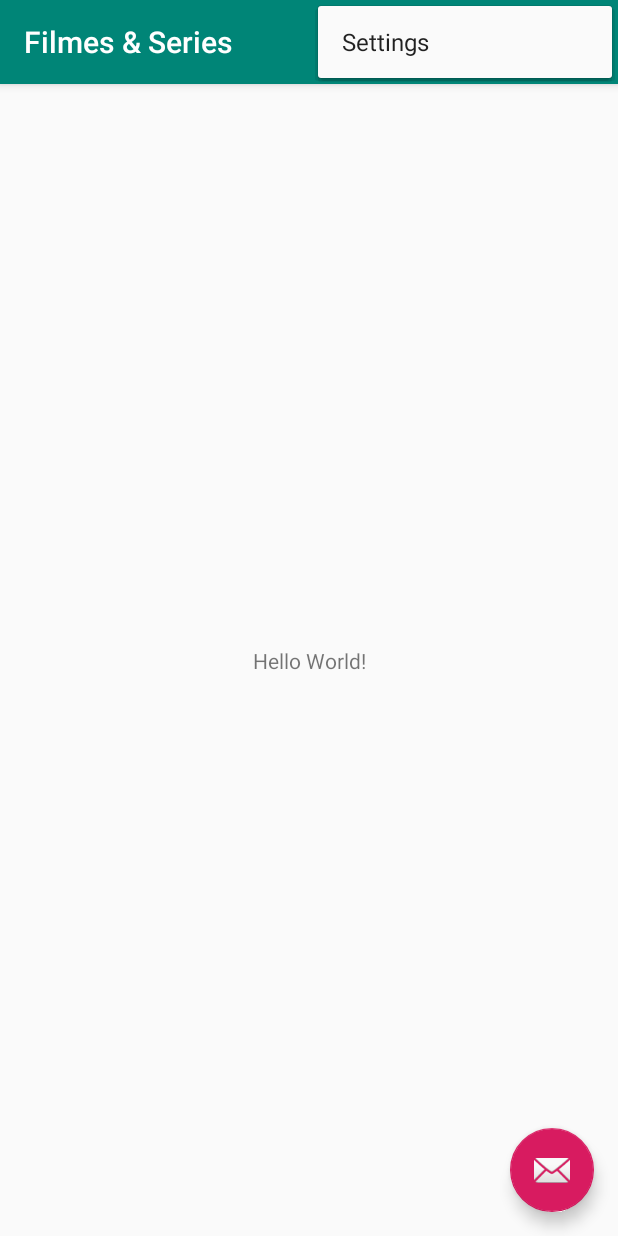
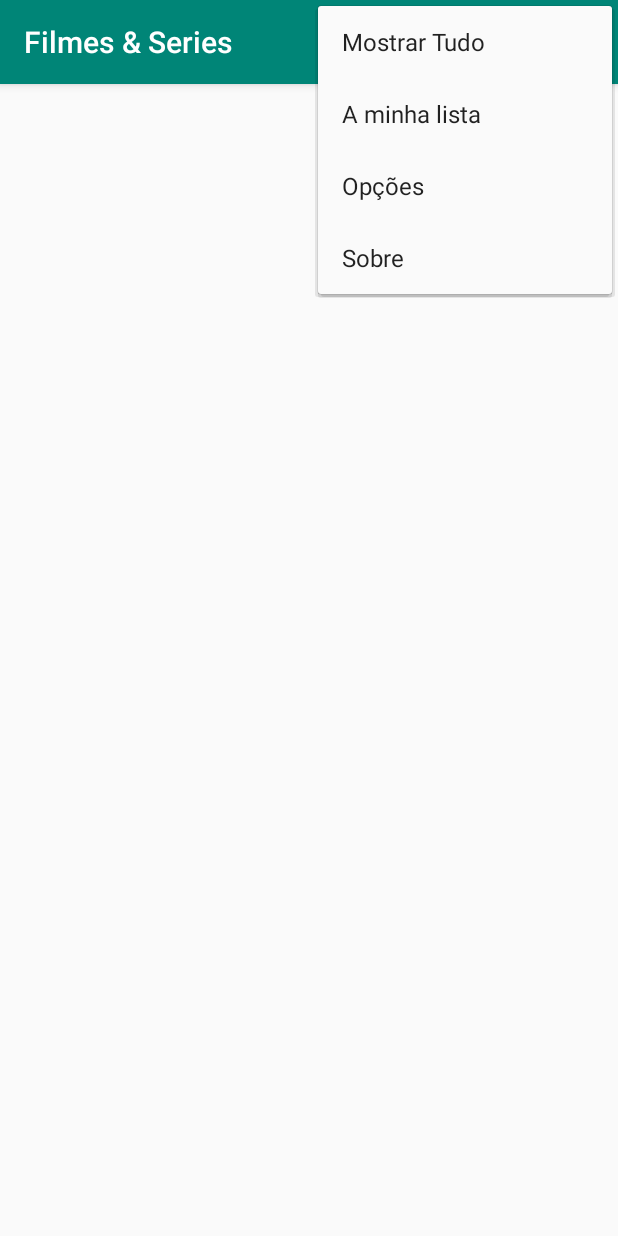
Before and after one commit to NilSilva/FilmesSeries, an Android app: the screen it shows after launch (MainActivity), with the options menu open, on a phone screen of 412 x 824 dp. Run offline under Robolectric (Android 15) with nearby library versions, the light colour scheme and no system bars.

Commit message:
Interface de menu implementada.

```diff
--- a/app/src/main/res/layout/activity_main.xml
+++ b/app/src/main/res/layout/activity_main.xml
@@ -22,12 +22,4 @@
 
     <include layout="@layout/content_main" />
 
-    <com.google.android.material.floatingactionbutton.FloatingActionButton
-        android:id="@+id/fab"
-        android:layout_width="wrap_content"
-        android:layout_height="wrap_content"
-        android:layout_gravity="bottom|end"
-        android:layout_margin="@dimen/fab_margin"
-        app:srcCompat="@android:drawable/ic_dialog_email" />
-
 </androidx.coordinatorlayout.widget.CoordinatorLayout>
--- a/app/src/main/res/layout/content_main.xml
+++ b/app/src/main/res/layout/content_main.xml
@@ -6,15 +6,4 @@
     android:layout_height="match_parent"
     app:layout_behavior="@string/appbar_scrolling_view_behavior"
     tools:context=".MainActivity"
-    tools:showIn="@layout/activity_main">
-
-    <TextView
-        android:layout_width="wrap_content"
-        android:layout_height="wrap_content"
-        android:text="Hello World!"
-        app:layout_constraintBottom_toBottomOf="parent"
-        app:layout_constraintLeft_toLeftOf="parent"
-        app:layout_constraintRight_toRightOf="parent"
-        app:layout_constraintTop_toTopOf="parent" />
-
-</androidx.constraintlayout.widget.ConstraintLayout>
+    tools:showIn="@layout/activity_main"/>
--- a/app/src/main/res/menu/menu_main.xml
+++ b/app/src/main/res/menu/menu_main.xml
@@ -2,9 +2,17 @@
     xmlns:app="http://schemas.android.com/apk/res-auto"
     xmlns:tools="http://schemas.android.com/tools"
     tools:context="Nil.filmesseries.MainActivity">
+
     <item
-        android:id="@+id/action_settings"
-        android:orderInCategory="100"
-        android:title="@string/action_settings"
-        app:showAsAction="never" />
+        android:id="@+id/action_mostraTudo"
+        android:title="Mostrar Tudo" />
+    <item
+        android:id="@+id/action_aMinhaLista"
+        android:title="A minha lista" />
+    <item
+        android:id="@+id/action_opcoes"
+        android:title="Opções" />
+    <item
+        android:id="@+id/action_sobre"
+        android:title="Sobre" />
 </menu>
```
Also changed, not shown: app/src/main/java/Nil/filmesseries/MainActivity.java (+10 -11 lines).
